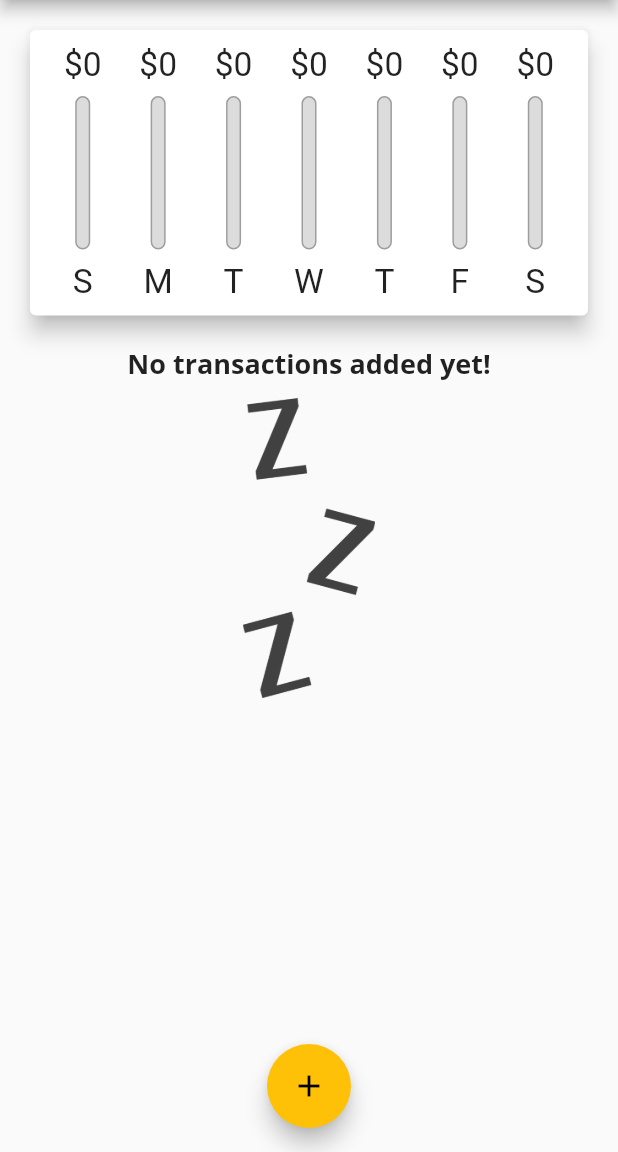
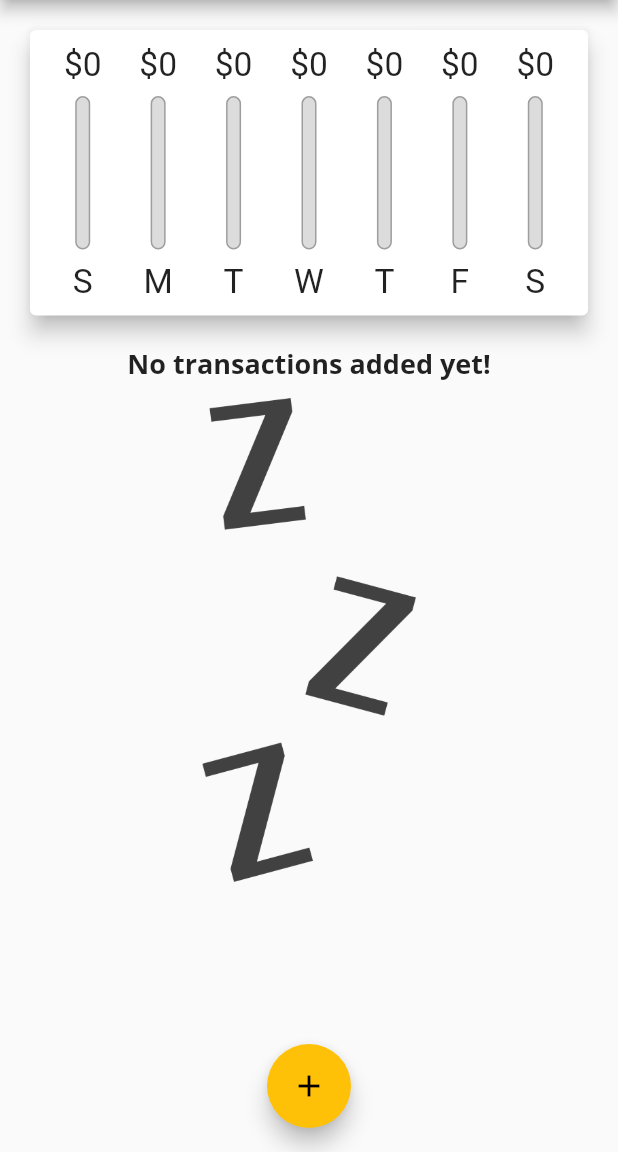
Before and after one commit to GaldinoAllan/expensesApp-Flutter, a Flutter app: the screen it shows after launch, on a phone screen of 412 x 824 dp, the part 84-1236 px from its top. Run offline on Flutter 3.47's test engine with Material 2 defaults, Android fonts, the phone set to English and light mode, and no system bars.

```diff
--- a/lib/main.dart
+++ b/lib/main.dart
@@ -3,8 +3,18 @@ import 'package:expenseplanner/widgets/chart.dart';
 import 'package:expenseplanner/widgets/new_transaction.dart';
 import 'package:expenseplanner/widgets/transaction_list.dart';
 import 'package:flutter/material.dart';
+// import 'package:flutter/services.dart';
 
-void main() => runApp(const MyApp());
+void main() {
+  // WidgetsFlutterBinding.ensureInitialized();
+
+  // SystemChrome.setPreferredOrientations([
+  //   DeviceOrientation.portraitUp,
+  //   DeviceOrientation.portraitDown,
+  // ]);
+
+  return runApp(const MyApp());
+}
 
 class MyApp extends StatelessWidget {
   const MyApp({Key? key}) : super(key: key);
@@ -61,6 +71,8 @@ class _MyHomePageState extends State<MyHomePage> {
     // ),
   ];
 
+  bool _showChart = false;
+
   List<Transaction> get _recentTransactions {
     return _userTransactions.where((tx) {
       return tx.date.isAfter(
@@ -109,6 +121,9 @@ class _MyHomePageState extends State<MyHomePage> {
 
   @override
   Widget build(BuildContext context) {
+    final isLandscape =
+        MediaQuery.of(context).orientation == Orientation.landscape;
+
     final appBar = AppBar(
       title: const Text('Personal Expenses'),
       actions: [
@@ -119,12 +134,35 @@ class _MyHomePageState extends State<MyHomePage> {
       ],
     );
 
+    final txListWidget = SizedBox(
+      height:
+          (MediaQuery.of(context).size.height - appBar.preferredSize.height) *
+              0.7,
+      child: TransactionList(_userTransactions, _deleteTransaction),
+    );
+
     return Scaffold(
       appBar: appBar,
       body: SingleChildScrollView(
         child: Column(
           crossAxisAlignment: CrossAxisAlignment.stretch,
           children: [
+            if (isLandscape)
+              Row(
+                mainAxisAlignment: MainAxisAlignment.center,
+                children: [
+                  const Text('Show Chart'),
+                  Switch(
+                    value: _showChart,
+                    onChanged: (newValue) {
+                      setState(() {
+                        _showChart = newValue;
+                      });
+                    },
+                  ),
+                ],
+              ),
+            if (!isLandscape)
               SizedBox(
                 height: (MediaQuery.of(context).size.height -
                         appBar.preferredSize.height -
@@ -132,12 +170,17 @@ class _MyHomePageState extends State<MyHomePage> {
                     0.3,
                 child: Chart(_recentTransactions),
               ),
-            SizedBox(
+            if (!isLandscape) txListWidget,
+            if (isLandscape)
+              _showChart
+                  ? SizedBox(
                       height: (MediaQuery.of(context).size.height -
-                      appBar.preferredSize.height) *
+                              appBar.preferredSize.height -
+                              MediaQuery.of(context).padding.top) *
                           0.7,
-              child: TransactionList(_userTransactions, _deleteTransaction),
-            ),
+                      child: Chart(_recentTransactions),
+                    )
+                  : txListWidget,
           ],
         ),
       ),
--- a/lib/widgets/transaction_list.dart
+++ b/lib/widgets/transaction_list.dart
@@ -11,7 +11,8 @@ class TransactionList extends StatelessWidget {
   @override
   Widget build(BuildContext context) {
     return transactions.isEmpty
-        ? Column(
+        ? LayoutBuilder(builder: (ctx, constraints) {
+            return Column(
               children: [
                 Text(
                   'No transactions added yet!',
@@ -19,14 +20,15 @@ class TransactionList extends StatelessWidget {
                 ),
                 const SizedBox(height: 10),
                 SizedBox(
-                height: 200,
+                  height: constraints.maxHeight * 0.6,
                   child: Image.asset(
                     'assets/images/waiting.png',
                     fit: BoxFit.cover,
                   ),
                 ),
               ],
-          )
+            );
+          })
         : ListView.builder(
             itemBuilder: (ctx, index) {
               return Card(
```
Lines whose indentation alone changed are shown as unchanged.
